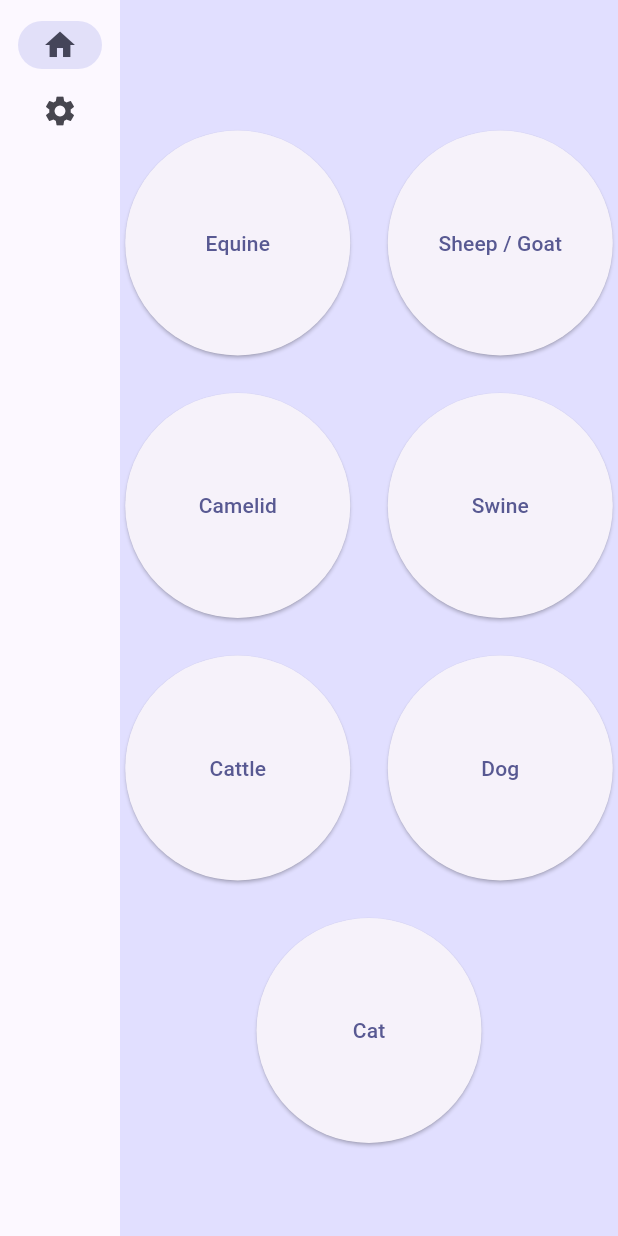
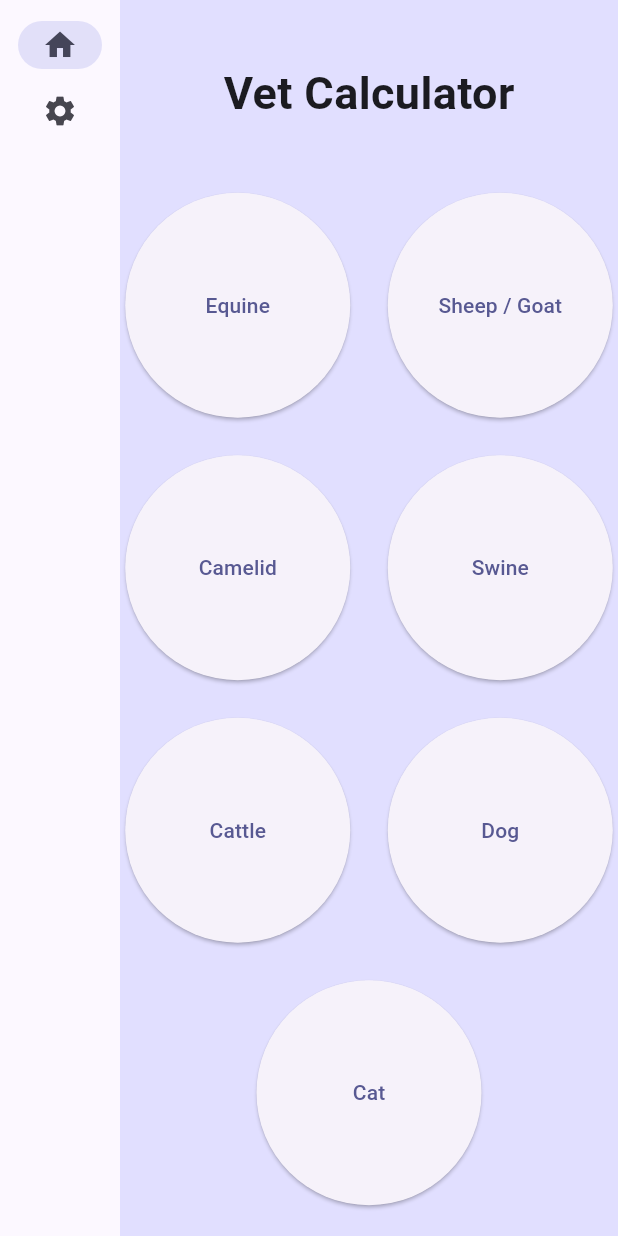
Before and after one commit to JoshyOWashy/Veterinary-Calculator-App, a Flutter app: the screen it shows after launch, on a phone screen of 412 x 824 dp. Run offline on Flutter 3.47's test engine with Material 2 defaults, Android fonts, the phone set to English and light mode, and no system bars.

Commit message:
add helper file and title

```diff
--- /dev/null
+++ b/vet_calc_app/lib/animals.dart
@@ -0,0 +1,22 @@
+enum Animal { equine, sheepGoat, camelid, swine, cattle, dog, cat }
+
+String animalToString(Animal animal) {
+  switch (animal) {
+    case Animal.equine:
+      return 'Equine';
+    case Animal.sheepGoat:
+      return 'Sheep / Goat';
+    case Animal.camelid:
+      return 'Camelid';
+    case Animal.swine:
+      return 'Swine';
+    case Animal.cattle:
+      return 'Cattle';
+    case Animal.dog:
+      return 'Dog';
+    case Animal.cat:
+      return 'Cat';
+    default:
+      throw UnimplementedError('no string for $animal');
+  }
+}
--- a/vet_calc_app/lib/main.dart
+++ b/vet_calc_app/lib/main.dart
@@ -1,5 +1,6 @@
 import 'package:flutter/material.dart';
 import 'package:provider/provider.dart';
+import 'animals.dart';
 
 void main() {
   runApp(const MyApp());
@@ -53,29 +54,6 @@ class LoadingScreen extends StatelessWidget {
   }
 }
 
-enum Animal { equine, sheepGoat, camelid, swine, cattle, dog, cat }
-
-String animalToString(Animal animal) {
-  switch (animal) {
-    case Animal.equine:
-      return 'Equine';
-    case Animal.sheepGoat:
-      return 'Sheep / Goat';
-    case Animal.camelid:
-      return 'Camelid';
-    case Animal.swine:
-      return 'Swine';
-    case Animal.cattle:
-      return 'Cattle';
-    case Animal.dog:
-      return 'Dog';
-    case Animal.cat:
-      return 'Cat';
-    default:
-      throw UnimplementedError('no string for $animal');
-  }
-}
-
 class MyAppState extends ChangeNotifier {
   void chooseAnimal(Animal animal) {
     // TODO: go to drug screen
@@ -108,7 +86,6 @@ class _MyHomePageState extends State<MyHomePage> {
         throw UnimplementedError('no widget for $selectedIndex');
     }
 
-    // TODO: add heading with app name
     return LayoutBuilder(builder: (context, constraints) {
       return Scaffold(
         body: Row(
@@ -159,6 +136,11 @@ class GeneratorPage extends StatelessWidget {
       child: Column(
         mainAxisAlignment: MainAxisAlignment.center,
         children: [
+          const Padding(
+            padding: EdgeInsets.all(20),
+            child: Text('Vet Calculator',
+                style: TextStyle(fontSize: 30, fontWeight: FontWeight.bold)),
+          ),
           const SizedBox(height: 25),
           Row(mainAxisSize: MainAxisSize.min, children: [
             // EQUINE BUTTON
@@ -181,7 +163,7 @@ class GeneratorPage extends StatelessWidget {
               height: 150,
               child: ElevatedButton(
                 onPressed: () {
-                  //
+                  // MyAppState.chooseAnimal(Animal.sheepGoat);
                 },
                 child: Text(animalToString(Animal.sheepGoat)),
               ),
@@ -197,7 +179,7 @@ class GeneratorPage extends StatelessWidget {
                 height: 150,
                 child: ElevatedButton(
                   onPressed: () {
-                    //
+                    // MyAppState.chooseAnimal(Animal.camelid);
                   },
                   child: Text(animalToString(Animal.camelid)),
                 ),
@@ -211,7 +193,7 @@ class GeneratorPage extends StatelessWidget {
                 height: 150,
                 child: ElevatedButton(
                   onPressed: () {
-                    //
+                    // MyAppState.chooseAnimal(Animal.swine);
                   },
                   child: Text(animalToString(Animal.swine)),
                 ),
@@ -228,7 +210,7 @@ class GeneratorPage extends StatelessWidget {
                 height: 150,
                 child: ElevatedButton(
                   onPressed: () {
-                    //
+                    // MyAppState.chooseAnimal(Animal.cattle);
                   },
                   child: Text(animalToString(Animal.cattle)),
                 ),
@@ -242,7 +224,7 @@ class GeneratorPage extends StatelessWidget {
                 height: 150,
                 child: ElevatedButton(
                   onPressed: () {
-                    //
+                    // MyAppState.chooseAnimal(Animal.dog);
                   },
                   child: Text(animalToString(Animal.dog)),
                 ),
@@ -259,7 +241,7 @@ class GeneratorPage extends StatelessWidget {
                 height: 150,
                 child: ElevatedButton(
                   onPressed: () {
-                    //
+                    // MyAppState.chooseAnimal(Animal.cat);
                   },
                   child: Text(animalToString(Animal.cat)),
                 ),
```
